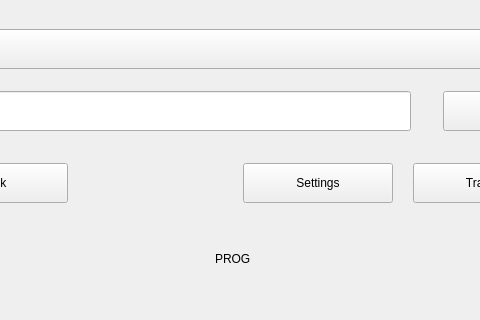
Old version of the form windows/k_accounttransfer_w.ui in the repository 0xkobe/mwc-wallet; both pictures show x 158 to 638 and y 202 to 522 of the 797 by 522 pixel window.
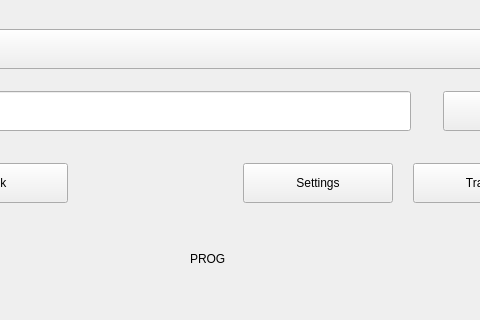
New version of the form. Custom widgets are drawn as their Qt base class.

```diff
--- a/windows/k_accounttransfer_w.ui
+++ b/windows/k_accounttransfer_w.ui
@@ -379,13 +379,13 @@
        </property>
        <property name="minimumSize">
         <size>
-         <width>50</width>
+         <width>100</width>
          <height>50</height>
         </size>
        </property>
        <property name="maximumSize">
         <size>
-         <width>50</width>
+         <width>100</width>
          <height>50</height>
         </size>
        </property>
```
